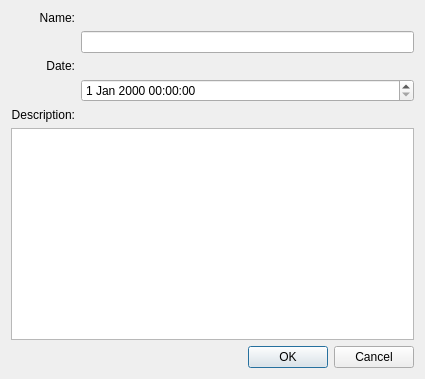
Above: taskdialog.ui from Sergo3682/qt6-TODO-list before the change. Below: the same form after it.
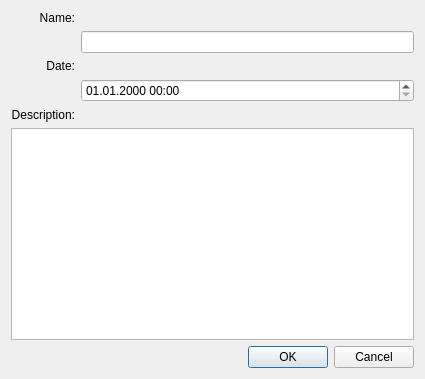
That is the form after the change.

Commit message: Saving to file (xml format)

```diff
--- a/taskdialog.ui
+++ b/taskdialog.ui
@@ -50,7 +50,11 @@
       </widget>
      </item>
      <item row="3" column="1">
-      <widget class="QDateTimeEdit" name="dateTimeEdit"/>
+      <widget class="QDateTimeEdit" name="dateTimeEdit">
+       <property name="displayFormat">
+        <string>dd.MM.yyyy hh:mm</string>
+       </property>
+      </widget>
      </item>
      <item row="5" column="0" colspan="2">
       <widget class="QPlainTextEdit" name="descriptionTextEdit"/>
```
The commit also changes 6 other files.
